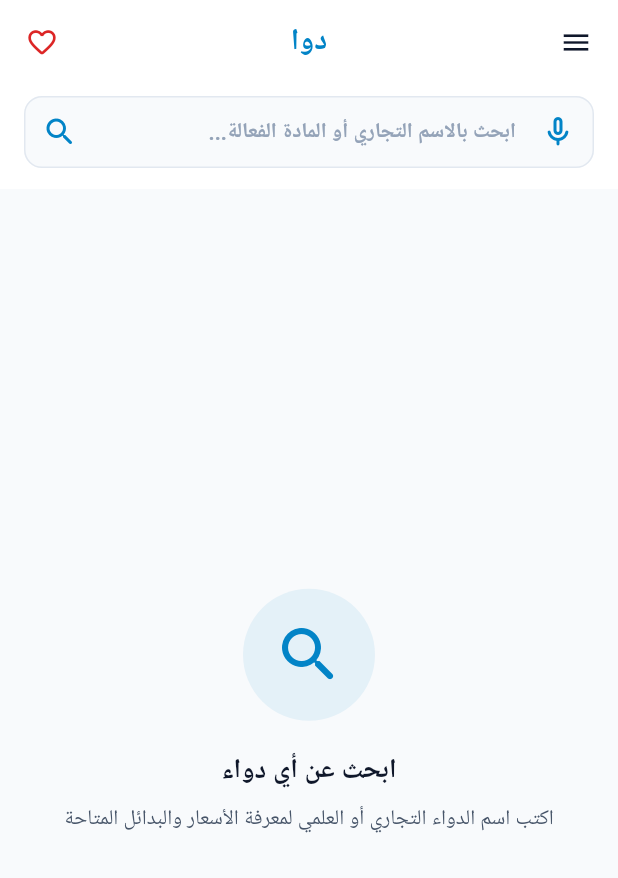
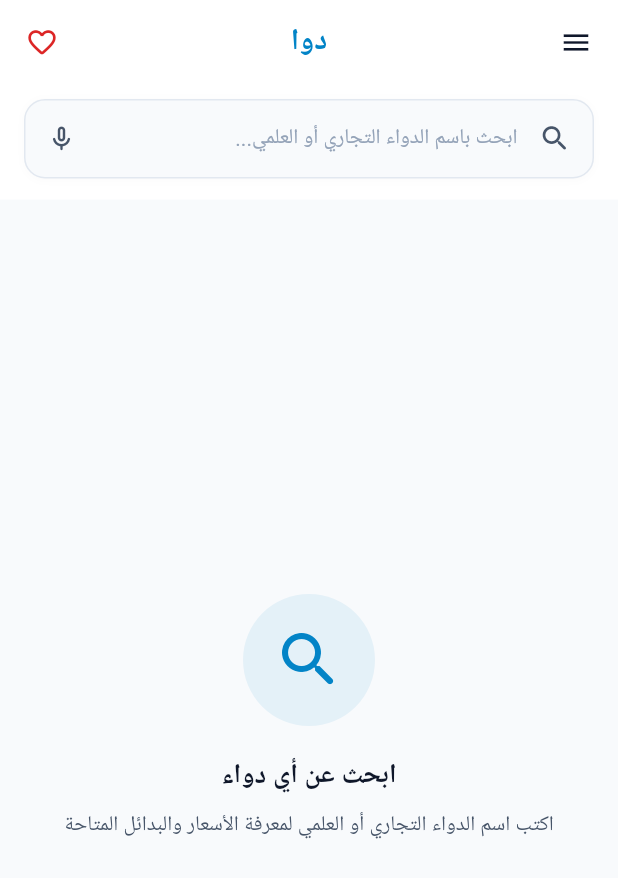
Before and after one commit to MOELSHAFEY/Dua-application, a Flutter app: the HomeScreen screen opened directly, on a phone screen of 412 x 824 dp. Shown: the top 878 px of the screen. Run offline on Flutter 3.47's test engine with Material 3 defaults, Android fonts, the phone set to English and light mode, and no system bars; our stand-ins replace dartz, equatable, get_it, google_fonts, hive_flutter, screenshot and 3 more; accounts and stored records are empty; network calls fail; Roboto replaces fonts that are missing (Cairo).

Commit message:
style(search): improve search bar UI with active focus states, ergonomics, and clean actions

```diff
--- a/lib/features/drug_search/presentation/screens/home_screen.dart
+++ b/lib/features/drug_search/presentation/screens/home_screen.dart
@@ -23,11 +23,21 @@ class HomeScreen extends StatefulWidget {
 
 class _HomeScreenState extends State<HomeScreen> {
   final TextEditingController _searchController = TextEditingController();
+  final FocusNode _focusNode = FocusNode();
   bool _isListening = false;
   final VoiceSearchService _voiceSearchService = di.sl<VoiceSearchService>();
 
   @override
+  void initState() {
+    super.initState();
+    _focusNode.addListener(() {
+      if (mounted) setState(() {});
+    });
+  }
+
+  @override
   void dispose() {
+    _focusNode.dispose();
     _voiceSearchService.stopListening();
     _searchController.dispose();
     super.dispose();
@@ -212,8 +222,45 @@ class _HomeScreenState extends State<HomeScreen> {
             children: [
               Container(
                 color: AppColors.surface,
-                padding: const EdgeInsets.fromLTRB(16, 8, 16, 14),
-                child: _buildSearchField(),
+                padding: const EdgeInsets.fromLTRB(16, 10, 16, 14),
+                child: Column(
+                  children: [
+                    _buildSearchField(),
+                    if (_isListening) ...[
+                      const SizedBox(height: 8),
+                      Container(
+                        padding: const EdgeInsets.symmetric(horizontal: 12, vertical: 6),
+                        decoration: BoxDecoration(
+                          color: AppColors.errorLight,
+                          borderRadius: BorderRadius.circular(8),
+                          border: Border.all(color: AppColors.error.withValues(alpha: 0.2)),
+                        ),
+                        child: Row(
+                          mainAxisSize: MainAxisSize.min,
+                          children: [
+                            Container(
+                              width: 8,
+                              height: 8,
+                              decoration: const BoxDecoration(
+                                color: AppColors.error,
+                                shape: BoxShape.circle,
+                              ),
+                            ),
+                            const SizedBox(width: 8),
+                            Text(
+                              'جاري الاستماع... تحدث الآن باسم الدواء',
+                              style: GoogleFonts.cairo(
+                                fontSize: 12,
+                                fontWeight: FontWeight.bold,
+                                color: AppColors.error,
+                              ),
+                            ),
+                          ],
+                        ),
+                      ),
+                    ],
+                  ],
+                ),
               ),
               Expanded(
                 child: _buildResults(searchProvider),
@@ -226,9 +273,67 @@ class _HomeScreenState extends State<HomeScreen> {
   }
 
   Widget _buildSearchField() {
-    return TextField(
+    final isFocused = _focusNode.hasFocus;
+
+    return AnimatedContainer(
+      duration: const Duration(milliseconds: 200),
+      decoration: BoxDecoration(
+        color: isFocused ? AppColors.surface : AppColors.grey50,
+        borderRadius: BorderRadius.circular(14),
+        border: Border.all(
+          color: isFocused ? AppColors.primary : AppColors.border,
+          width: isFocused ? 1.5 : 1.0,
+        ),
+        boxShadow: isFocused
+            ? [
+                BoxShadow(
+                  color: AppColors.primary.withValues(alpha: 0.08),
+                  blurRadius: 8,
+                  offset: const Offset(0, 2),
+                ),
+              ]
+            : [
+                BoxShadow(
+                  color: Colors.black.withValues(alpha: 0.02),
+                  blurRadius: 4,
+                  offset: const Offset(0, 1),
+                ),
+              ],
+      ),
+      padding: const EdgeInsets.symmetric(horizontal: 6, vertical: 2),
+      child: Row(
+        children: [
+          // Search Icon & Submit Button
+          Material(
+            color: Colors.transparent,
+            child: InkWell(
+              borderRadius: BorderRadius.circular(10),
+              onTap: () => _onPerformSearch(_searchController.text),
+              child: Container(
+                padding: const EdgeInsets.all(8),
+                decoration: BoxDecoration(
+                  color: isFocused
+                      ? AppColors.primary.withValues(alpha: 0.1)
+                      : Colors.transparent,
+                  borderRadius: BorderRadius.circular(10),
+                ),
+                child: Icon(
+                  Icons.search_rounded,
+                  color: isFocused ? AppColors.primary : AppColors.textSecondary,
+                  size: 22,
+                ),
+              ),
+            ),
+          ),
+          const SizedBox(width: 6),
+
+          // Search Input Field
+          Expanded(
+            child: TextField(
               controller: _searchController,
+              focusNode: _focusNode,
               onSubmitted: _onPerformSearch,
+              textInputAction: TextInputAction.search,
               textDirection: TextDirection.rtl,
               textAlign: TextAlign.right,
               style: GoogleFonts.cairo(
@@ -237,52 +342,19 @@ class _HomeScreenState extends State<HomeScreen> {
                 color: AppColors.textPrimary,
               ),
               decoration: InputDecoration(
-        hintText: 'ابحث بالاسم التجاري أو المادة الفعالة...',
+                hintText: 'ابحث باسم الدواء التجاري أو العلمي...',
                 hintStyle: GoogleFonts.cairo(
                   color: AppColors.textLight,
                   fontSize: 14,
+                  fontWeight: FontWeight.normal,
                 ),
-        filled: true,
-        fillColor: AppColors.grey50,
-        contentPadding: const EdgeInsets.symmetric(horizontal: 14, vertical: 12),
-        prefixIcon: IconButton(
-          icon: Icon(
-            _isListening ? Icons.mic : Icons.mic_none_rounded,
-            color: _isListening ? AppColors.error : AppColors.primary,
-          ),
-          tooltip: 'بحث صوتي',
-          onPressed: _toggleVoiceSearch,
-        ),
-        suffixIcon: Row(
-          mainAxisSize: MainAxisSize.min,
-          children: [
-            if (_searchController.text.isNotEmpty)
-              IconButton(
-                icon: const Icon(Icons.clear_rounded, size: 18, color: AppColors.textLight),
-                onPressed: () {
-                  _searchController.clear();
-                  context.read<SearchProvider>().clearSearch();
-                  setState(() {});
-                },
-              ),
-            IconButton(
-              icon: const Icon(Icons.search_rounded, color: AppColors.primary),
-              onPressed: () => _onPerformSearch(_searchController.text),
-            ),
-          ],
-        ),
-        border: OutlineInputBorder(
-          borderRadius: BorderRadius.circular(12),
-          borderSide: const BorderSide(color: AppColors.border),
-        ),
-        enabledBorder: OutlineInputBorder(
-          borderRadius: BorderRadius.circular(12),
-          borderSide: const BorderSide(color: AppColors.border),
-        ),
-        focusedBorder: OutlineInputBorder(
-          borderRadius: BorderRadius.circular(12),
-          borderSide: const BorderSide(color: AppColors.primary, width: 1.5),
-        ),
+                border: InputBorder.none,
+                enabledBorder: InputBorder.none,
+                focusedBorder: InputBorder.none,
+                errorBorder: InputBorder.none,
+                filled: false,
+                contentPadding: const EdgeInsets.symmetric(vertical: 12),
+                isDense: true,
               ),
               onChanged: (val) {
                 if (val.isEmpty) {
@@ -290,6 +362,67 @@ class _HomeScreenState extends State<HomeScreen> {
                 }
                 setState(() {});
               },
+            ),
+          ),
+
+          // Clear Button
+          if (_searchController.text.isNotEmpty) ...[
+            Material(
+              color: Colors.transparent,
+              child: InkWell(
+                borderRadius: BorderRadius.circular(8),
+                onTap: () {
+                  _searchController.clear();
+                  context.read<SearchProvider>().clearSearch();
+                  setState(() {});
+                },
+                child: const Padding(
+                  padding: EdgeInsets.all(6),
+                  child: Icon(
+                    Icons.close_rounded,
+                    size: 18,
+                    color: AppColors.textLight,
+                  ),
+                ),
+              ),
+            ),
+            Container(
+              width: 1,
+              height: 20,
+              color: AppColors.border,
+              margin: const EdgeInsets.symmetric(horizontal: 4),
+            ),
+          ],
+
+          // Voice Search Mic Button
+          Material(
+            color: Colors.transparent,
+            child: Tooltip(
+              message: _isListening ? 'إيقاف الاستماع' : 'بحث صوتي',
+              child: InkWell(
+                borderRadius: BorderRadius.circular(10),
+                onTap: _toggleVoiceSearch,
+                child: Container(
+                  padding: const EdgeInsets.all(8),
+                  decoration: BoxDecoration(
+                    color: _isListening
+                        ? AppColors.error
+                        : (_focusNode.hasFocus ? AppColors.primary.withValues(alpha: 0.08) : Colors.transparent),
+                    borderRadius: BorderRadius.circular(10),
+                  ),
+                  child: Icon(
+                    _isListening ? Icons.mic_rounded : Icons.mic_none_rounded,
+                    color: _isListening
+                        ? Colors.white
+                        : (_focusNode.hasFocus ? AppColors.primary : AppColors.textSecondary),
+                    size: 20,
+                  ),
+                ),
+              ),
+            ),
+          ),
+        ],
+      ),
     );
   }
 
```
Lines whose indentation alone changed are shown as unchanged.
